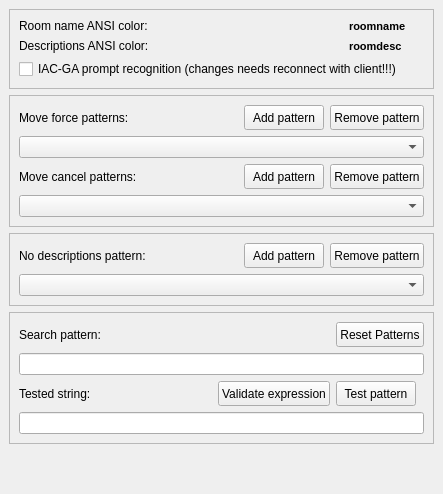
Qt form src/preferences/parserpage.ui (MUME/MMapper) before a commit.
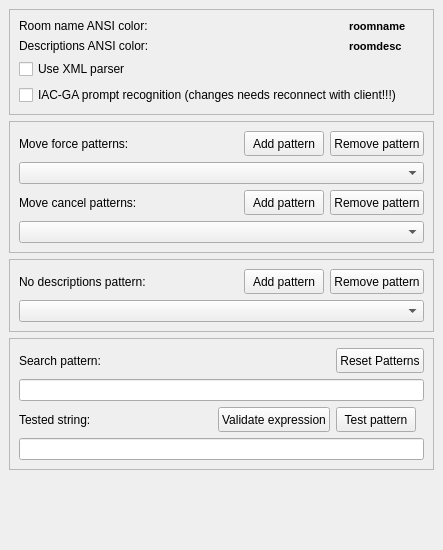
The same form after that commit. Custom widgets are drawn as their Qt base class.

```diff
--- a/src/preferences/parserpage.ui
+++ b/src/preferences/parserpage.ui
@@ -9,7 +9,7 @@
     <x>0</x>
     <y>0</y>
     <width>443</width>
-    <height>494</height>
+    <height>550</height>
    </rect>
   </property>
   <property name="sizePolicy" >
@@ -20,6 +20,12 @@
     <verstretch>0</verstretch>
    </sizepolicy>
   </property>
+  <property name="minimumSize" >
+   <size>
+    <width>0</width>
+    <height>0</height>
+   </size>
+  </property>
   <property name="windowTitle" >
    <string>Form1</string>
   </property>
@@ -45,13 +51,6 @@
       <property name="spacing" >
        <number>6</number>
       </property>
-      <item row="1" column="0" >
-       <widget class="QLabel" name="textLabel1_7" >
-        <property name="text" >
-         <string>Descriptions ANSI color:</string>
-        </property>
-       </widget>
-      </item>
       <item row="0" column="0" >
        <widget class="QLabel" name="textLabel1_3" >
         <property name="text" >
@@ -59,6 +58,23 @@
         </property>
        </widget>
       </item>
+      <item row="3" column="0" colspan="3" >
+       <widget class="QCheckBox" name="IACPromptCheckBox" >
+        <property name="text" >
+         <string>IAC-GA prompt recognition (changes needs reconnect with client!!!)</string>
+        </property>
+       </widget>
+      </item>
+      <item row="1" column="1" >
+       <widget class="AnsiCombo" name="roomDescAnsiColor" />
+      </item>
+      <item row="1" column="0" >
+       <widget class="QLabel" name="textLabel1_7" >
+        <property name="text" >
+         <string>Descriptions ANSI color:</string>
+        </property>
+       </widget>
+      </item>
       <item row="0" column="2" >
        <widget class="QLabel" name="labelRoomColor" >
         <property name="sizePolicy" >
@@ -123,18 +139,15 @@
         </property>
        </widget>
       </item>
-      <item row="2" column="0" colspan="3" >
-       <widget class="QCheckBox" name="IACPromptCheckBox" >
-        <property name="text" >
-         <string>IAC-GA prompt recognition (changes needs reconnect with client!!!)</string>
-        </property>
-       </widget>
-      </item>
       <item row="0" column="1" >
        <widget class="AnsiCombo" name="roomNameAnsiColor" />
       </item>
-      <item row="1" column="1" >
-       <widget class="AnsiCombo" name="roomDescAnsiColor" />
+      <item row="2" column="0" >
+       <widget class="QCheckBox" name="xmlParserCheckBox" >
+        <property name="text" >
+         <string>Use XML parser</string>
+        </property>
+       </widget>
       </item>
      </layout>
     </widget>
```
